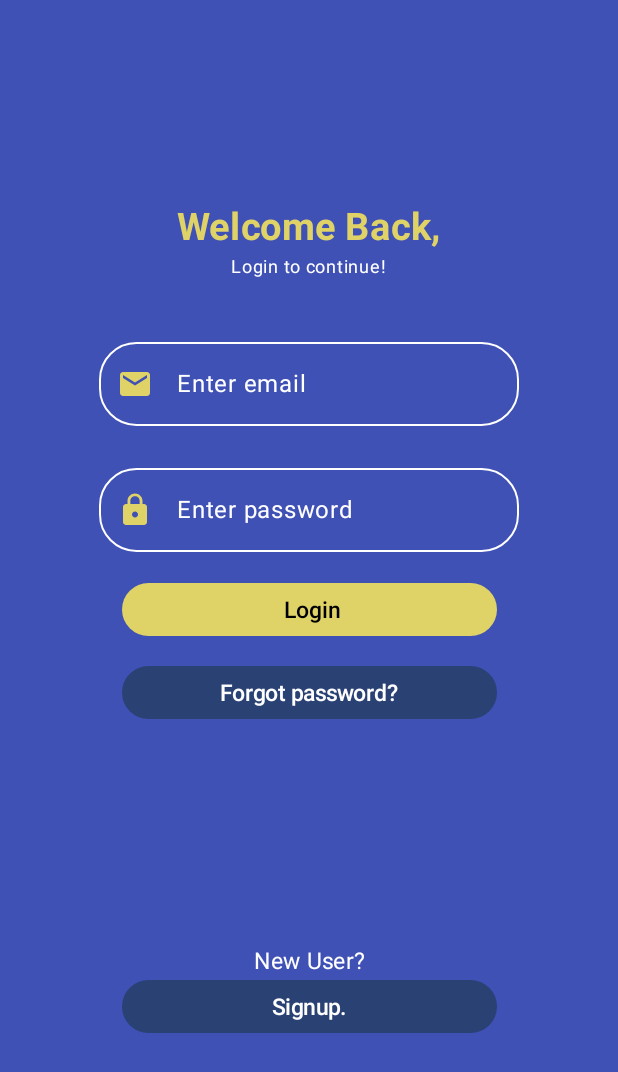
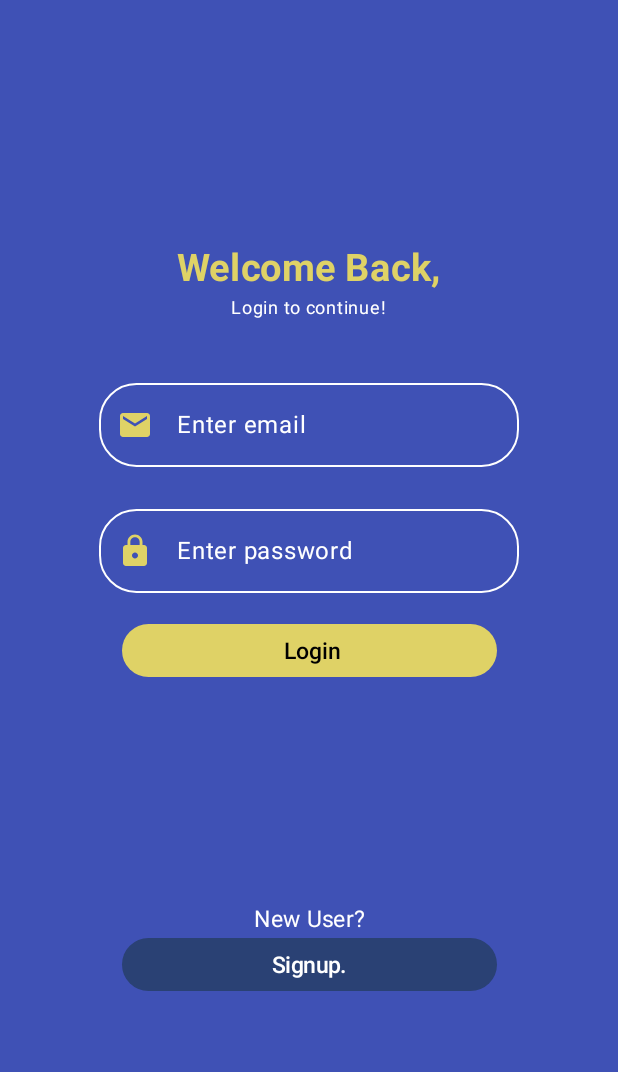
Before and after one commit to ZackTechGuru/VeApp, an Android app built with Jetpack Compose: the screen it shows after launch (MainActivity), on a phone screen of 412 x 824 dp. Shown: the top 1072 px of the screen. Run offline under Robolectric (Android 15) with nearby library versions, the phone set to English and light mode, and no system bars.

Commit message:
initial commit

```diff
--- a/app/src/main/java/com/zack/veapp/navigation/AppNavHost.kt
+++ b/app/src/main/java/com/zack/veapp/navigation/AppNavHost.kt
@@ -11,18 +11,24 @@ import androidx.navigation.compose.composable
 import androidx.navigation.compose.rememberNavController
 import com.zack.veapp.ui.theme.screens.login.Login
 import com.zack.veapp.ui.theme.screens.registration.Registration
+import com.zack.veapp.ui.theme.screens.splash.Splash
 import java.security.AccessController
 
 @Composable
-fun AppNavHost(modifier: Modifier= Modifier, navController: NavHostController= rememberNavController(),startDestination: String= ROUTE_LOGIN) {
-    NavHost(navController = navController, modifier=modifier,startDestination=startDestination){
-        composable(ROUTE_LOGIN){
+fun AppNavHost(modifier: Modifier= Modifier, navController: NavHostController= rememberNavController(),startDestination: String= ROUTE_SPLASH) {
+    NavHost(
+        navController = navController,
+        modifier = modifier,
+        startDestination = startDestination
+    ) {
+        composable(ROUTE_LOGIN) {
             Login(navController)
         }
-        composable(ROUTE_REGISTER){
+        composable(ROUTE_REGISTER) {
             Registration(navController)
         }
-
+        composable(ROUTE_SPLASH) {
+            Splash(navController)
+        }
     }
-
 }
--- a/app/src/main/java/com/zack/veapp/ui/theme/screens/login/Login.kt
+++ b/app/src/main/java/com/zack/veapp/ui/theme/screens/login/Login.kt
@@ -98,15 +98,9 @@ fun Login(navController:NavHostController) {
             modifier = Modifier.size(width = 250.dp, height = 35.dp)
         ) {
             Text(text = " Login", fontSize = 15.sp, color = Color.Black)}
-        Spacer(modifier = Modifier.height(20.dp))
 
-        Button(onClick = { },
-            colors = ButtonDefaults.buttonColors(containerColor = Color.Unspecified),
-            modifier = Modifier.size(width = 250.dp, height = 35.dp)
-            ) {
-            Text(text = "Forgot password?",
-                fontSize = 15.sp)
-        }
+
+
         Spacer(modifier = Modifier.height(150.dp))
         Text(text = "New User?", fontSize = 15.sp, color = Color.White)
         TextButton(onClick = {navController.navigate(ROUTE_REGISTER) },
--- a/app/src/main/java/com/zack/veapp/ui/theme/screens/splash/Splash.kt
+++ b/app/src/main/java/com/zack/veapp/ui/theme/screens/splash/Splash.kt
@@ -1 +1,48 @@
 package com.zack.veapp.ui.theme.screens.splash
+
+import android.view.animation.OvershootInterpolator
+import androidx.compose.animation.core.Animatable
+import androidx.compose.animation.core.tween
+import androidx.compose.foundation.Image
+import androidx.compose.foundation.layout.Box
+import androidx.compose.foundation.layout.fillMaxSize
+import androidx.compose.runtime.Composable
+import androidx.compose.runtime.LaunchedEffect
+import androidx.compose.runtime.remember
+import androidx.compose.ui.Alignment
+import androidx.compose.ui.Modifier
+import androidx.compose.ui.draw.scale
+import androidx.compose.ui.res.painterResource
+import androidx.navigation.NavHostController
+import com.zack.veapp.R
+import com.zack.veapp.navigation.ROUTE_LOGIN
+import kotlinx.coroutines.delay
+
+@Composable
+fun Splash(navController: NavHostController) {
+    val scale = remember {
+        Animatable(0f)
+    }
+
+
+    LaunchedEffect(key1 = true) {
+        scale.animateTo(
+            targetValue = 0.7f,
+            animationSpec = tween(
+                durationMillis = 800,
+                easing = {
+                    OvershootInterpolator(4f).getInterpolation(it)
+                })
+        )
+        delay(3000L)
+        navController.navigate(ROUTE_LOGIN)
+    }
+
+
+    Box(contentAlignment = Alignment.Center,
+        modifier = Modifier.fillMaxSize()) {
+        Image(painter = painterResource(id = R.drawable.splash),
+            contentDescription = "Logo",
+            modifier = Modifier.scale(scale.value))
+    }
+}
```
Also changed, not shown: app/src/main/res/drawable/registration_img.png (deleted), app/src/main/res/drawable/splash.png (added).
